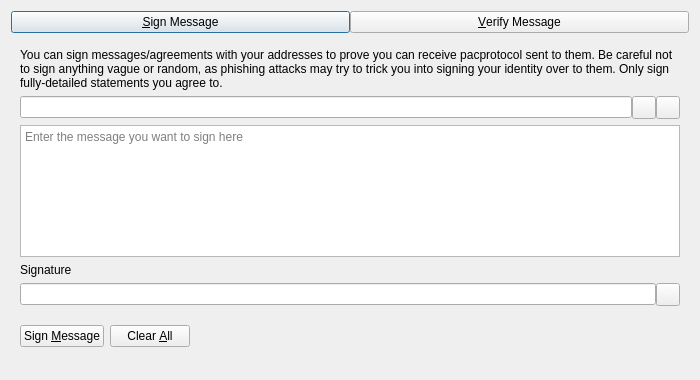
This is src/qt/forms/signverifymessagedialog.ui in barrystyle/datos as Qt 5 draws it before an edit. The edited form follows.
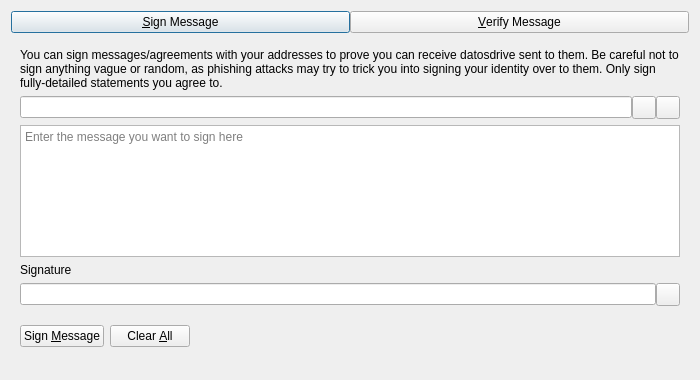
This is the edited form. Custom widgets are drawn as their Qt base class.

Patch:
```diff
--- a/src/qt/forms/signverifymessagedialog.ui
+++ b/src/qt/forms/signverifymessagedialog.ui
@@ -63,7 +63,7 @@
        <item>
         <widget class="QLabel" name="infoLabel_SM">
          <property name="text">
-          <string>You can sign messages/agreements with your addresses to prove you can receive pacprotocol sent to them. Be careful not to sign anything vague or random, as phishing attacks may try to trick you into signing your identity over to them. Only sign fully-detailed statements you agree to.</string>
+          <string>You can sign messages/agreements with your addresses to prove you can receive datosdrive sent to them. Be careful not to sign anything vague or random, as phishing attacks may try to trick you into signing your identity over to them. Only sign fully-detailed statements you agree to.</string>
          </property>
          <property name="textFormat">
           <enum>Qt::PlainText</enum>
```
Left out of the diff: 8 changed lines with no effect on the pictures.
